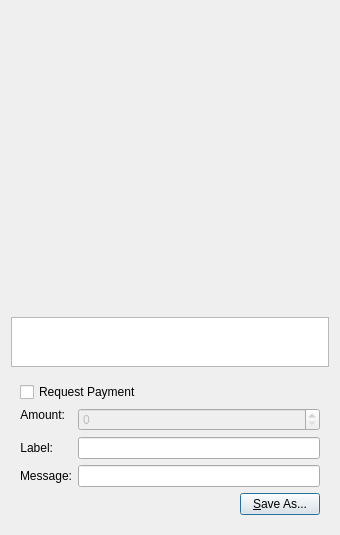
The window that src/qt/forms/qrcodedialog.ui (aliothcoin/aliothcoin) describes before a commit, drawn with Qt 5.
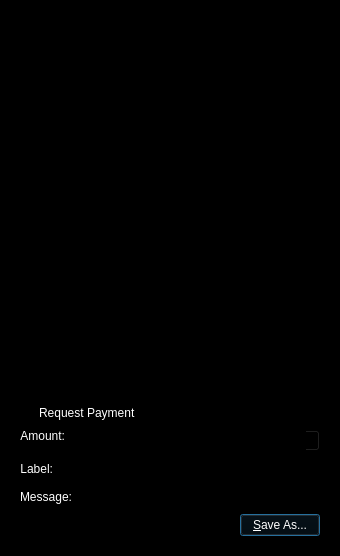
The same window after the commit. Custom widgets are drawn as their Qt base class.

```diff
--- a/src/qt/forms/qrcodedialog.ui
+++ b/src/qt/forms/qrcodedialog.ui
@@ -7,9 +7,424 @@
     <x>0</x>
     <y>0</y>
     <width>340</width>
-    <height>530</height>
+    <height>556</height>
    </rect>
   </property>
+  <property name="palette">
+   <palette>
+    <active>
+     <colorrole role="WindowText">
+      <brush brushstyle="SolidPattern">
+       <color alpha="255">
+        <red>255</red>
+        <green>255</green>
+        <blue>255</blue>
+       </color>
+      </brush>
+     </colorrole>
+     <colorrole role="Button">
+      <brush brushstyle="SolidPattern">
+       <color alpha="255">
+        <red>0</red>
+        <green>0</green>
+        <blue>0</blue>
+       </color>
+      </brush>
+     </colorrole>
+     <colorrole role="Light">
+      <brush brushstyle="SolidPattern">
+       <color alpha="255">
+        <red>0</red>
+        <green>0</green>
+        <blue>0</blue>
+       </color>
+      </brush>
+     </colorrole>
+     <colorrole role="Midlight">
+      <brush brushstyle="SolidPattern">
+       <color alpha="255">
+        <red>0</red>
+        <green>0</green>
+        <blue>0</blue>
+       </color>
+      </brush>
+     </colorrole>
+     <colorrole role="Dark">
+      <brush brushstyle="SolidPattern">
+       <color alpha="255">
+        <red>0</red>
+        <green>0</green>
+        <blue>0</blue>
+       </color>
+      </brush>
+     </colorrole>
+     <colorrole role="Mid">
+      <brush brushstyle="SolidPattern">
+       <color alpha="255">
+        <red>0</red>
+        <green>0</green>
+        <blue>0</blue>
+       </color>
+      </brush>
+     </colorrole>
+     <colorrole role="Text">
+      <brush brushstyle="SolidPattern">
+       <color alpha="255">
+        <red>255</red>
+        <green>255</green>
+        <blue>255</blue>
+       </color>
+      </brush>
+     </colorrole>
+     <colorrole role="BrightText">
+      <brush brushstyle="SolidPattern">
+       <color alpha="255">
+        <red>255</red>
+        <green>255</green>
+        <blue>255</blue>
+       </color>
+      </brush>
+     </colorrole>
+     <colorrole role="ButtonText">
+      <brush brushstyle="SolidPattern">
+       <color alpha="255">
+        <red>255</red>
+        <green>255</green>
+        <blue>255</blue>
+       </color>
+      </brush>
+     </colorrole>
+     <colorrole role="Base">
+      <brush brushstyle="SolidPattern">
+       <color alpha="255">
+        <red>0</red>
+        <green>0</green>
+        <blue>0</blue>
+       </color>
+      </brush>
+     </colorrole>
+     <colorrole role="Window">
+      <brush brushstyle="SolidPattern">
+       <color alpha="255">
+        <red>0</red>
+        <green>0</green>
+        <blue>0</blue>
+       </color>
+      </brush>
+     </colorrole>
+     <colorrole role="Shadow">
+      <brush brushstyle="SolidPattern">
+       <color alpha="255">
+        <red>0</red>
+        <green>0</green>
+        <blue>0</blue>
+       </color>
+      </brush>
+     </colorrole>
+     <colorrole role="AlternateBase">
+      <brush brushstyle="SolidPattern">
+       <color alpha="255">
+        <red>0</red>
+        <green>0</green>
+        <blue>0</blue>
+       </color>
+      </brush>
+     </colorrole>
+     <colorrole role="ToolTipBase">
+      <brush brushstyle="SolidPattern">
+       <color alpha="255">
+        <red>255</red>
+        <green>255</green>
+        <blue>220</blue>
+       </color>
+      </brush>
+     </colorrole>
+     <colorrole role="ToolTipText">
+      <brush brushstyle="SolidPattern">
+       <color alpha="255">
+        <red>0</red>
+        <green>0</green>
+        <blue>0</blue>
+       </color>
+      </brush>
+     </colorrole>
+    </active>
+    <inactive>
+     <colorrole role="WindowText">
+      <brush brushstyle="SolidPattern">
+       <color alpha="255">
+        <red>255</red>
+        <green>255</green>
+        <blue>255</blue>
+       </color>
+      </brush>
+     </colorrole>
+     <colorrole role="Button">
+      <brush brushstyle="SolidPattern">
+       <color alpha="255">
+        <red>0</red>
+        <green>0</green>
+        <blue>0</blue>
+       </color>
+      </brush>
+     </colorrole>
+     <colorrole role="Light">
+      <brush brushstyle="SolidPattern">
+       <color alpha="255">
+        <red>0</red>
+        <green>0</green>
+        <blue>0</blue>
+       </color>
+      </brush>
+     </colorrole>
+     <colorrole role="Midlight">
+      <brush brushstyle="SolidPattern">
+       <color alpha="255">
+        <red>0</red>
+        <green>0</green>
+        <blue>0</blue>
+       </color>
+      </brush>
+     </colorrole>
+     <colorrole role="Dark">
+      <brush brushstyle="SolidPattern">
+       <color alpha="255">
+        <red>0</red>
+        <green>0</green>
+        <blue>0</blue>
+       </color>
+      </brush>
+     </colorrole>
+     <colorrole role="Mid">
+      <brush brushstyle="SolidPattern">
+       <color alpha="255">
+        <red>0</red>
+        <green>0</green>
+        <blue>0</blue>
+       </color>
+      </brush>
+     </colorrole>
+     <colorrole role="Text">
+      <brush brushstyle="SolidPattern">
+       <color alpha="255">
+        <red>255</red>
+        <green>255</green>
+        <blue>255</blue>
+       </color>
+      </brush>
+     </colorrole>
+     <colorrole role="BrightText">
+      <brush brushstyle="SolidPattern">
+       <color alpha="255">
+        <red>255</red>
+        <green>255</green>
+        <blue>255</blue>
+       </color>
+      </brush>
+     </colorrole>
+     <colorrole role="ButtonText">
+      <brush brushstyle="SolidPattern">
+       <color alpha="255">
+        <red>255</red>
+        <green>255</green>
+        <blue>255</blue>
+       </color>
+      </brush>
+     </colorrole>
+     <colorrole role="Base">
+      <brush brushstyle="SolidPattern">
+       <color alpha="255">
+        <red>0</red>
+        <green>0</green>
+        <blue>0</blue>
+       </color>
+      </brush>
+     </colorrole>
+     <colorrole role="Window">
+      <brush brushstyle="SolidPattern">
+       <color alpha="255">
+        <red>0</red>
+        <green>0</green>
+        <blue>0</blue>
+       </color>
+      </brush>
+     </colorrole>
+     <colorrole role="Shadow">
+      <brush brushstyle="SolidPattern">
+       <color alpha="255">
+        <red>0</red>
+        <green>0</green>
+        <blue>0</blue>
+       </color>
+      </brush>
+     </colorrole>
+     <colorrole role="AlternateBase">
+      <brush brushstyle="SolidPattern">
+       <color alpha="255">
+        <red>0</red>
+        <green>0</green>
+        <blue>0</blue>
+       </color>
+      </brush>
+     </colorrole>
+     <colorrole role="ToolTipBase">
+      <brush brushstyle="SolidPattern">
+       <color alpha="255">
+        <red>255</red>
+        <green>255</green>
+        <blue>220</blue>
+       </color>
+      </brush>
+     </colorrole>
+     <colorrole role="ToolTipText">
+      <brush brushstyle="SolidPattern">
+       <color alpha="255">
+        <red>0</red>
+        <green>0</green>
+        <blue>0</blue>
+       </color>
+      </brush>
+     </colorrole>
+    </inactive>
+    <disabled>
+     <colorrole role="WindowText">
+      <brush brushstyle="SolidPattern">
+       <color alpha="255">
+        <red>0</red>
+        <green>0</green>
+        <blue>0</blue>
+       </color>
+      </brush>
+     </colorrole>
+     <colorrole role="Button">
+      <brush brushstyle="SolidPattern">
+       <color alpha="255">
+        <red>0</red>
+        <green>0</green>
+        <blue>0</blue>
+       </color>
+      </brush>
+     </colorrole>
+     <colorrole role="Light">
+      <brush brushstyle="SolidPattern">
+       <color alpha="255">
+        <red>0</red>
+        <green>0</green>
+        <blue>0</blue>
+       </color>
+      </brush>
+     </colorrole>
+     <colorrole role="Midlight">
+      <brush brushstyle="SolidPattern">
+       <color alpha="255">
+        <red>0</red>
+        <green>0</green>
+        <blue>0</blue>
+       </color>
+      </brush>
+     </colorrole>
+     <colorrole role="Dark">
+      <brush brushstyle="SolidPattern">
+       <color alpha="255">
+        <red>0</red>
+        <green>0</green>
+        <blue>0</blue>
+       </color>
+      </brush>
+     </colorrole>
+     <colorrole role="Mid">
+      <brush brushstyle="SolidPattern">
+       <color alpha="255">
+        <red>0</red>
+        <green>0</green>
+        <blue>0</blue>
+       </color>
+      </brush>
+     </colorrole>
+     <colorrole role="Text">
+      <brush brushstyle="SolidPattern">
+       <color alpha="255">
+        <red>0</red>
+        <green>0</green>
+        <blue>0</blue>
+       </color>
+      </brush>
+     </colorrole>
+     <colorrole role="BrightText">
+      <brush brushstyle="SolidPattern">
+       <color alpha="255">
+        <red>255</red>
+        <green>255</green>
+        <blue>255</blue>
+       </color>
+      </brush>
+     </colorrole>
+     <colorrole role="ButtonText">
+      <brush brushstyle="SolidPattern">
+       <color alpha="255">
+        <red>0</red>
+        <green>0</green>
+        <blue>0</blue>
+       </color>
+      </brush>
+     </colorrole>
+     <colorrole role="Base">
+      <brush brushstyle="SolidPattern">
+       <color alpha="255">
+        <red>0</red>
+        <green>0</green>
+        <blue>0</blue>
+       </color>
+      </brush>
+     </colorrole>
+     <colorrole role="Window">
+      <brush brushstyle="SolidPattern">
+       <color alpha="255">
+        <red>0</red>
+        <green>0</green>
+        <blue>0</blue>
+       </color>
+      </brush>
+     </colorrole>
+     <colorrole role="Shadow">
+      <brush brushstyle="SolidPattern">
+       <color alpha="255">
+        <red>0</red>
+        <green>0</green>
+        <blue>0</blue>
+       </color>
+      </brush>
+     </colorrole>
+     <colorrole role="AlternateBase">
+      <brush brushstyle="SolidPattern">
+       <color alpha="255">
+        <red>0</red>
+        <green>0</green>
+        <blue>0</blue>
+       </color>
+      </brush>
+     </colorrole>
+     <colorrole role="ToolTipBase">
+      <brush brushstyle="SolidPattern">
+       <color alpha="255">
+        <red>255</red>
+        <green>255</green>
+        <blue>220</blue>
+       </color>
+      </brush>
+     </colorrole>
+     <colorrole role="ToolTipText">
+      <brush brushstyle="SolidPattern">
+       <color alpha="255">
+        <red>0</red>
+        <green>0</green>
+        <blue>0</blue>
+       </color>
+      </brush>
+     </colorrole>
+    </disabled>
+   </palette>
+  </property>
   <property name="windowTitle">
    <string>QR Code Dialog</string>
   </property>
```
Left out of the diff: 1 changed line with no effect on the pictures.
